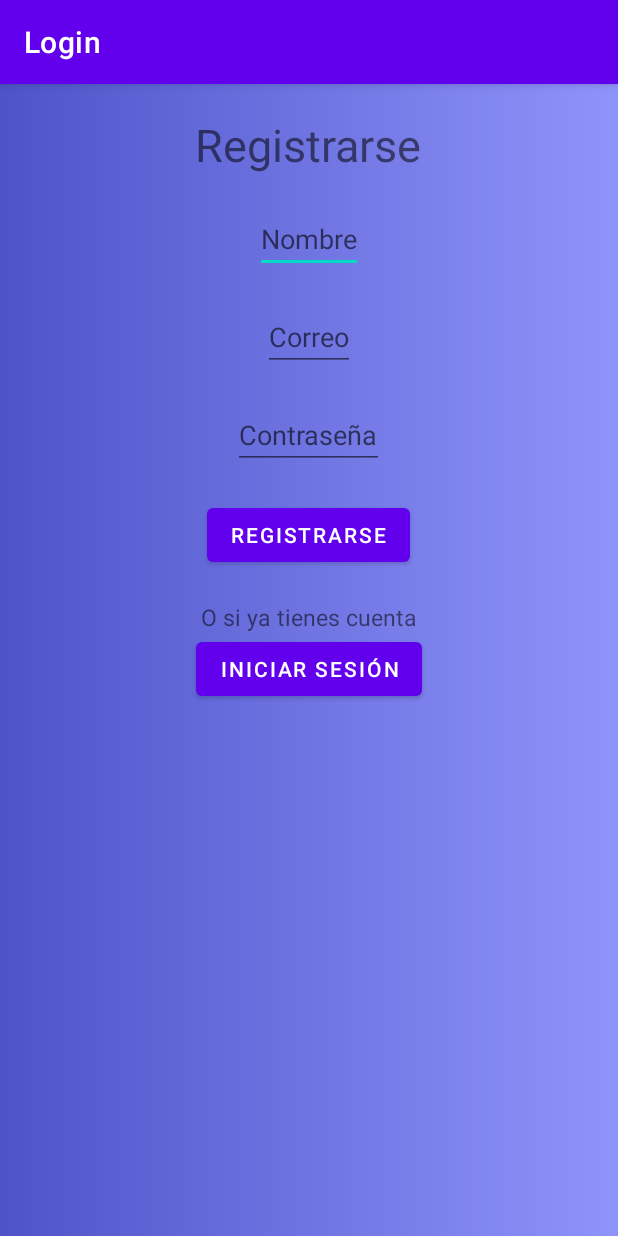
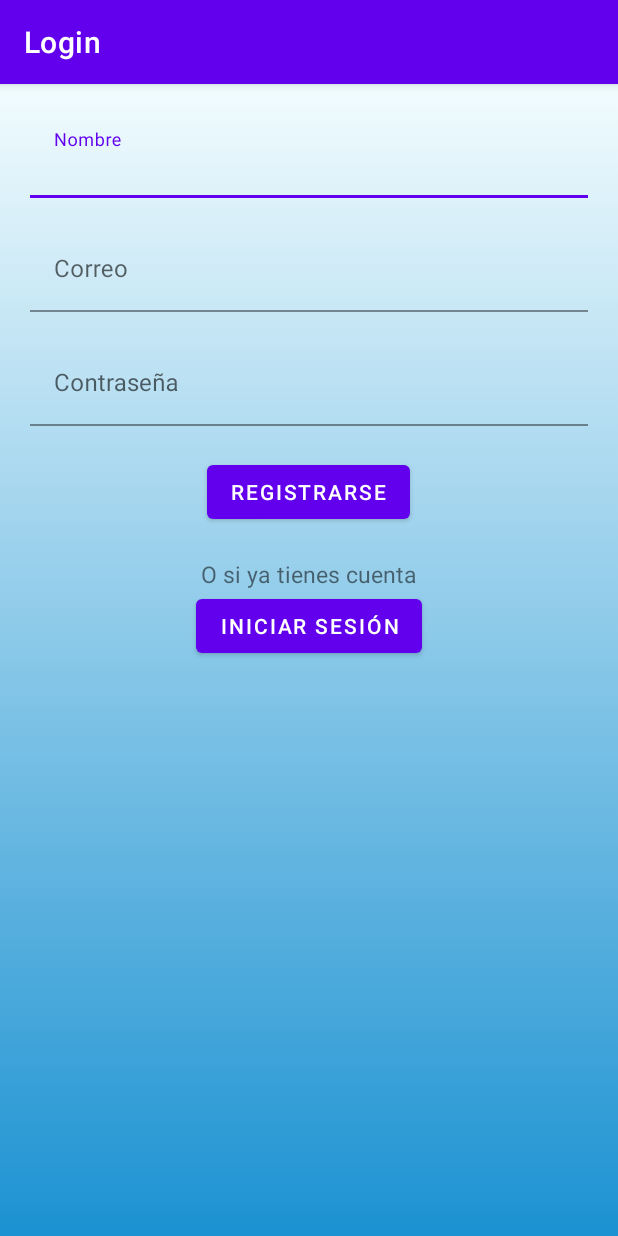
Before and after one commit to Garmii/Pet-Tracker, an Android app: the SignIn screen opened directly, with no data from a screen before it, on a phone screen of 412 x 824 dp. Run offline under Robolectric (Android 15) with nearby library versions, the phone set to English and light mode, and no system bars; libraries missing offline, so code that uses them is left out: com.shashank.sony.

Commit message:
Añado gradiente y tarjetas al recycler

```diff
--- a/app/build.gradle
+++ b/app/build.gradle
@@ -30,6 +30,7 @@ android {
 dependencies {
 
     implementation 'androidx.appcompat:appcompat:1.4.1'
+    implementation "androidx.cardview:cardview:1.0.0"
     implementation 'com.google.android.material:material:1.5.0'
     implementation 'androidx.constraintlayout:constraintlayout:2.1.3'
 //    https://github.com/Shashank02051997/FancyToast-Android
--- a/app/src/main/java/Adaptador/AdaptadorAnimales.java
+++ b/app/src/main/java/Adaptador/AdaptadorAnimales.java
@@ -28,7 +28,7 @@ public class AdaptadorAnimales extends RecyclerView.Adapter<AdaptadorAnimales.Vi
     public ViewHolderAnimales onCreateViewHolder(@NonNull ViewGroup parent, int viewType) {
 
         View view = LayoutInflater.from(parent.getContext())
-                .inflate(R.layout.list_item_animales, null, false);
+                .inflate(R.layout.list_item_animales, parent, false);
 
         return new ViewHolderAnimales(view);
     }
--- a/app/src/main/java/com/example/Pet_Tracker/Mascotas.java
+++ b/app/src/main/java/com/example/Pet_Tracker/Mascotas.java
@@ -50,7 +50,6 @@ public class Mascotas extends AppCompatActivity {
 
         recycler = findViewById(R.id.recyclerMascotas);
         recycler.setLayoutManager(new LinearLayoutManager(this,LinearLayoutManager.VERTICAL,false));
-        recycler.addItemDecoration(new DividerItemDecoration(recycler.getContext(), DividerItemDecoration.VERTICAL));
 
         //Recojo el usuario registrado
         Usuario usuario = (Usuario) getIntent().getSerializableExtra("usuario");
--- a/app/src/main/res/drawable/fondo_gradiente.xml
+++ b/app/src/main/res/drawable/fondo_gradiente.xml
@@ -4,8 +4,9 @@
     <item>
         <shape>
             <gradient
-            android:startColor="#4e54c8"
-            android:endColor="#8f94fb"
+            android:startColor="#1c92d2"
+            android:endColor="#f2fcfe"
+            android:angle = "90"
             android:type="linear"
             />
         </shape>
--- a/app/src/main/res/layout/activity_mascotas.xml
+++ b/app/src/main/res/layout/activity_mascotas.xml
@@ -5,13 +5,14 @@
     android:layout_width="match_parent"
     android:layout_height="match_parent"
     android:orientation="vertical"
+    android:background="@drawable/fondo_gradiente"
     tools:context="com.example.Pet_Tracker.Mascotas">
 
 
     <androidx.recyclerview.widget.RecyclerView
         android:id="@+id/recyclerMascotas"
         android:layout_width="match_parent"
-        android:layout_height="wrap_content"
+        android:layout_height="match_parent"
     />
 
 </LinearLayout>
--- a/app/src/main/res/layout/activity_sign_in.xml
+++ b/app/src/main/res/layout/activity_sign_in.xml
@@ -8,40 +8,58 @@
     android:background="@drawable/fondo_gradiente"
     tools:context="com.example.Pet_Tracker.Login">
 
-    <TextView
-        android:layout_width="wrap_content"
+    <com.google.android.material.textfield.TextInputLayout
+        android:layout_width="match_parent"
         android:layout_height="wrap_content"
-        android:text="Registrarse"
-        android:layout_marginTop="@dimen/margen_top_registrarse"
-        android:textSize="@dimen/tamaño_registrarse"
-        android:layout_gravity="center"
-    />
+        android:layout_marginLeft="20dp"
+        android:layout_marginRight="20dp">
 
-    <EditText android:id="@+id/etNombre"
-        android:layout_width="wrap_content"
+    <com.google.android.material.textfield.TextInputEditText android:id="@+id/etNombre"
+        android:layout_width="match_parent"
         android:layout_height="wrap_content"
         android:layout_gravity="center"
         android:layout_marginTop="@dimen/margen_top_registrarse"
         android:hint="Nombre"
+        android:background="@android:color/transparent"
     />
 
-    <EditText android:id="@+id/etCorreo"
-        android:layout_width="wrap_content"
+    </com.google.android.material.textfield.TextInputLayout>
+
+    <com.google.android.material.textfield.TextInputLayout
+        android:layout_width="match_parent"
+        android:layout_height="wrap_content"
+        android:layout_marginLeft="20dp"
+        android:layout_marginRight="20dp">
+
+    <com.google.android.material.textfield.TextInputEditText android:id="@+id/etCorreo"
+        android:layout_width="match_parent"
         android:layout_height="wrap_content"
         android:layout_gravity="center"
         android:inputType="textEmailAddress"
         android:layout_marginTop="@dimen/margen_top_registrarse"
         android:hint="Correo"
+        android:background="@android:color/transparent"
     />
 
-    <EditText android:id="@+id/etContra"
-        android:layout_width="wrap_content"
+    </com.google.android.material.textfield.TextInputLayout>
+
+    <com.google.android.material.textfield.TextInputLayout
+        android:layout_width="match_parent"
+        android:layout_height="wrap_content"
+        android:layout_marginLeft="20dp"
+        android:layout_marginRight="20dp">
+
+    <com.google.android.material.textfield.TextInputEditText android:id="@+id/etContra"
+        android:layout_width="match_parent"
         android:layout_height="wrap_content"
         android:layout_gravity="center"
         android:inputType="textPassword"
         android:layout_marginTop="@dimen/margen_top_registrarse"
         android:hint="Contraseña"
+        android:background="@android:color/transparent"
     />
+
+    </com.google.android.material.textfield.TextInputLayout>
 
     <Button android:id="@+id/registrarse"
         android:layout_marginTop="@dimen/margen_top_registrarse"
```
Also changed, not shown: app/src/main/res/layout/activity_login.xml (+21 -12 lines), app/src/main/res/layout/list_item_animales.xml (+30 -26 lines).
